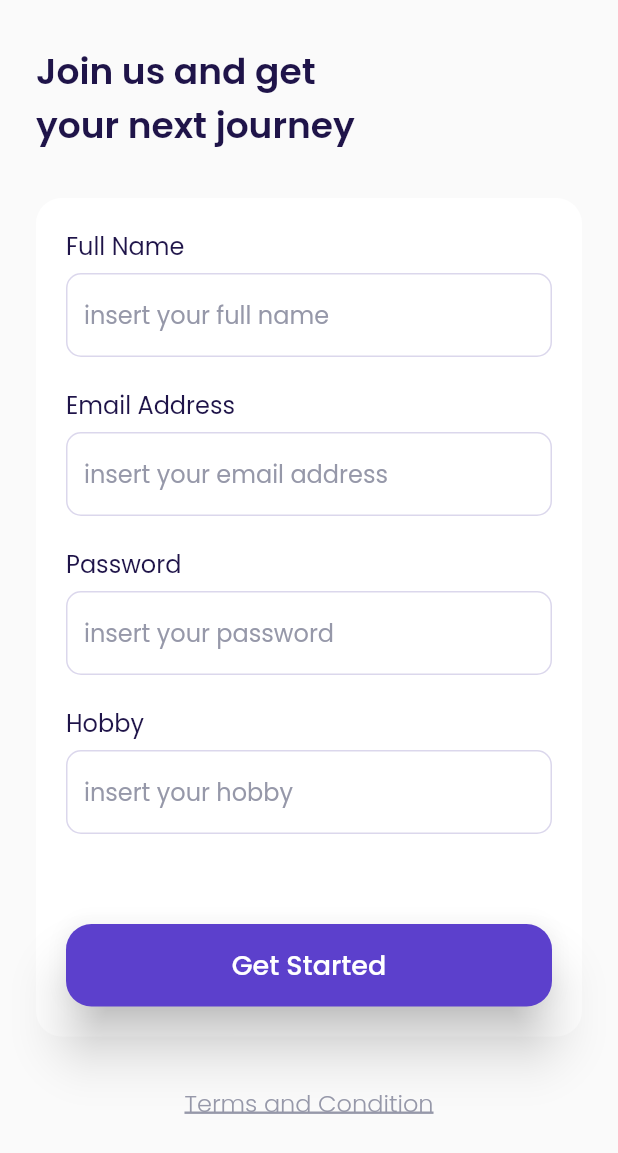
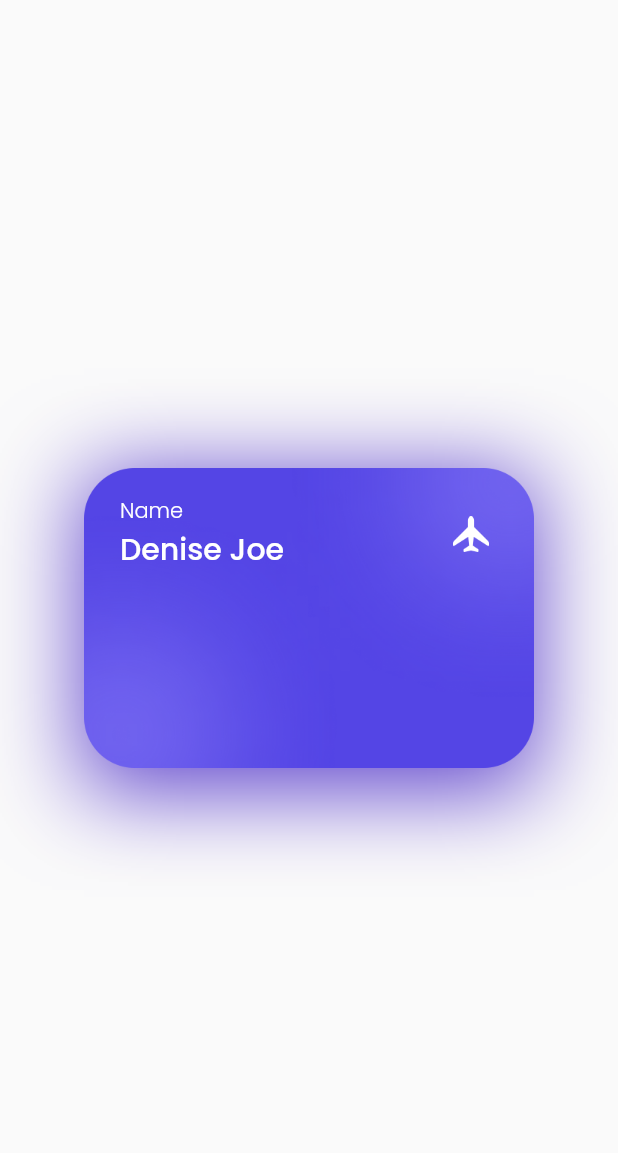
Before and after one commit to Flutter-Dart-Hacks/bwa-pesawats, a Flutter app: the SignUpPage screen opened by its route, after a tap on "Get Started", on a phone screen of 412 x 824 dp. Shown: the top 1153 px of the screen. Run offline on Flutter 3.47's test engine with Material 2 defaults, Android fonts, the phone set to English and light mode, and no system bars; our stand-ins replace google_fonts.

Commit message:
Pembuatan bonus page

```diff
--- a/lib/main.dart
+++ b/lib/main.dart
@@ -1,3 +1,4 @@
+import 'package:bwa_pesawats/ui/pages/bonus_page.dart';
 import 'package:bwa_pesawats/ui/pages/getstarted_page.dart';
 import 'package:bwa_pesawats/ui/pages/sign_up_page.dart';
 import 'package:bwa_pesawats/ui/pages/splash_page.dart';
@@ -37,6 +38,9 @@ class PesawatApp extends StatelessWidget {
         },
         SignUpPage.routeName: (context) {
           return const SignUpPage();
+        },
+        BonusPage.routeName: (context) {
+          return const BonusPage();
         }
       },
     );
--- /dev/null
+++ b/lib/ui/pages/bonus_page.dart
@@ -0,0 +1,89 @@
+import 'package:bwa_pesawats/shareds/themes.dart';
+import 'package:flutter/material.dart';
+
+class BonusPage extends StatefulWidget {
+  const BonusPage({super.key});
+
+  static const String routeName = '/bonuspage';
+
+  @override
+  State<BonusPage> createState() => _BonusPageState();
+}
+
+class _BonusPageState extends State<BonusPage> {
+  @override
+  Widget build(BuildContext context) {
+    Widget getBonusCard() {
+      return Container(
+        width: 300,
+        height: 211,
+        padding: EdgeInsets.all(defaultMargin),
+        decoration: const BoxDecoration(
+          image: DecorationImage(
+            fit: BoxFit.contain,
+            image: AssetImage('resources/image_card.png'),
+          ),
+          boxShadow: [
+            BoxShadow(
+              color: kPrimaryColor,
+              blurRadius: 50,
+              offset: Offset(0, 10),
+            ),
+          ],
+        ),
+        child: Column(
+          children: [
+            Row(
+              children: [
+                Expanded(
+                  child: Column(
+                    crossAxisAlignment: CrossAxisAlignment.start,
+                    children: [
+                      Text(
+                        'Name',
+                        style: whiteTextStyle.copyWith(
+                            fontWeight: light, fontSize: 14),
+                      ),
+                      Text(
+                        'Denise Joe',
+                        style: whiteTextStyle.copyWith(
+                            fontWeight: medium, fontSize: 20),
+                        overflow: TextOverflow.ellipsis,
+                      ),
+                    ],
+                  ),
+                ),
+                Container(
+                  width: 24,
+                  height: 24,
+                  margin: const EdgeInsets.only(right: 6),
+                  decoration: const BoxDecoration(
+                    image: DecorationImage(
+                      image: AssetImage('resources/icon_plane.png'),
+                      fit: BoxFit.contain,
+                    ),
+                  ),
+                )
+              ],
+            )
+          ],
+        ),
+      );
+    }
+
+    return Scaffold(
+      backgroundColor: kBackgroundColor,
+      body: SafeArea(
+        bottom: false,
+        child: Center(
+          child: Column(
+            mainAxisAlignment: MainAxisAlignment.center,
+            children: [
+              getBonusCard(),
+            ],
+          ),
+        ),
+      ),
+    );
+  }
+}
--- a/lib/ui/pages/sign_up_page.dart
+++ b/lib/ui/pages/sign_up_page.dart
@@ -1,4 +1,5 @@
 import 'package:bwa_pesawats/shareds/themes.dart';
+import 'package:bwa_pesawats/ui/pages/bonus_page.dart';
 import 'package:flutter/material.dart';
 
 class SignUpPage extends StatefulWidget {
@@ -23,6 +24,8 @@ class _SignUpPageState extends State<SignUpPage> {
   final TextEditingController _controllerHobby =
       TextEditingController(text: '');
 
+  @override
+  Widget build(BuildContext context) {
     Widget getTitle() {
       return Container(
         margin: const EdgeInsets.only(top: 30),
@@ -42,7 +45,8 @@ class _SignUpPageState extends State<SignUpPage> {
             children: [
               Text(
                 'Full Name',
-              style: blackTextStyle.copyWith(fontWeight: regular, fontSize: 16),
+                style:
+                    blackTextStyle.copyWith(fontWeight: regular, fontSize: 16),
               ),
               const SizedBox(
                 height: 6,
@@ -97,7 +101,8 @@ class _SignUpPageState extends State<SignUpPage> {
             children: [
               Text(
                 'Email Address',
-              style: blackTextStyle.copyWith(fontWeight: regular, fontSize: 16),
+                style:
+                    blackTextStyle.copyWith(fontWeight: regular, fontSize: 16),
               ),
               const SizedBox(
                 height: 6,
@@ -152,7 +157,8 @@ class _SignUpPageState extends State<SignUpPage> {
             children: [
               Text(
                 'Password',
-              style: blackTextStyle.copyWith(fontWeight: regular, fontSize: 16),
+                style:
+                    blackTextStyle.copyWith(fontWeight: regular, fontSize: 16),
               ),
               const SizedBox(
                 height: 6,
@@ -208,7 +214,8 @@ class _SignUpPageState extends State<SignUpPage> {
             children: [
               Text(
                 'Hobby',
-              style: blackTextStyle.copyWith(fontWeight: regular, fontSize: 16),
+                style:
+                    blackTextStyle.copyWith(fontWeight: regular, fontSize: 16),
               ),
               const SizedBox(
                 height: 6,
@@ -263,7 +270,9 @@ class _SignUpPageState extends State<SignUpPage> {
             top: 30,
           ),
           child: ElevatedButton(
-          onPressed: () {},
+            onPressed: () {
+              Navigator.pushNamed(context, BonusPage.routeName);
+            },
             style: ElevatedButton.styleFrom(
               backgroundColor: kPrimaryColor,
               shape: RoundedRectangleBorder(
@@ -330,8 +339,6 @@ class _SignUpPageState extends State<SignUpPage> {
       );
     }
 
-  @override
-  Widget build(BuildContext context) {
     return Scaffold(
       backgroundColor: kBackgroundColor,
       body: SafeArea(
--- a/lib/ui/pages/splash_page.dart
+++ b/lib/ui/pages/splash_page.dart
@@ -34,9 +34,13 @@ class _SplashPagesState extends State<SplashPages> {
             mainAxisAlignment: MainAxisAlignment.center,
             children: [
               Container(
+                alignment: Alignment.center,
                 width: 100,
                 height: 100,
-                margin: const EdgeInsets.only(bottom: 50, right: 15),
+                margin: const EdgeInsets.only(
+                  bottom: 50,
+                  right: 10,
+                ),
                 decoration: const BoxDecoration(
                   image: DecorationImage(
                     image: AssetImage('resources/icon_plane.png'),
```
Lines whose indentation alone changed are shown as unchanged.
